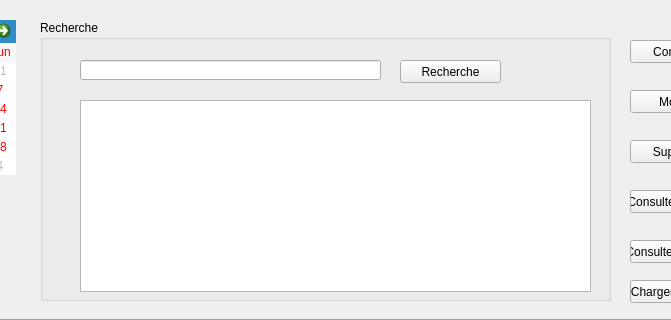
The window that FaceRecognition/admin.ui (idriss92/FaceRecognition) describes before a commit, drawn with Qt 5; both pictures show x 250 to 921 and y 0 to 320 of the 1042 by 600 pixel window.
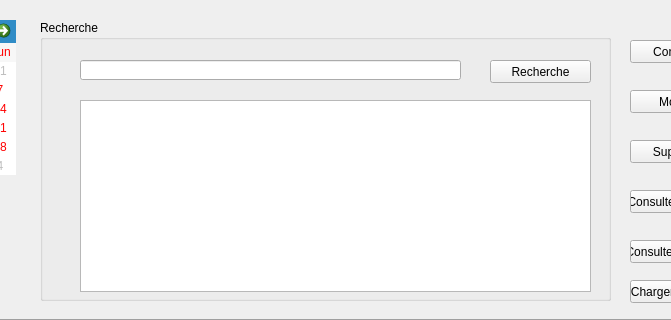
The same window after the commit.

The edit to the form file:
```diff
--- a/FaceRecognition/admin.ui
+++ b/FaceRecognition/admin.ui
@@ -41,7 +41,7 @@
       <rect>
        <x>40</x>
        <y>40</y>
-       <width>301</width>
+       <width>381</width>
        <height>20</height>
       </rect>
      </property>
@@ -49,7 +49,7 @@
     <widget class="QPushButton" name="pushButtonRecherche">
      <property name="geometry">
       <rect>
-       <x>360</x>
+       <x>450</x>
        <y>40</y>
        <width>101</width>
        <height>23</height>
```
